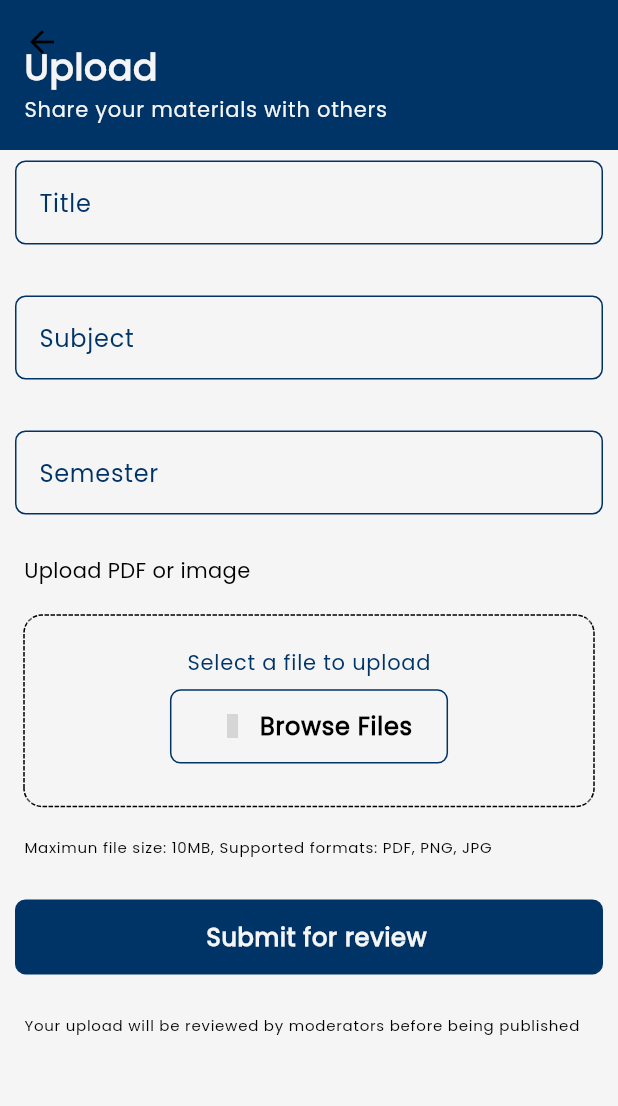
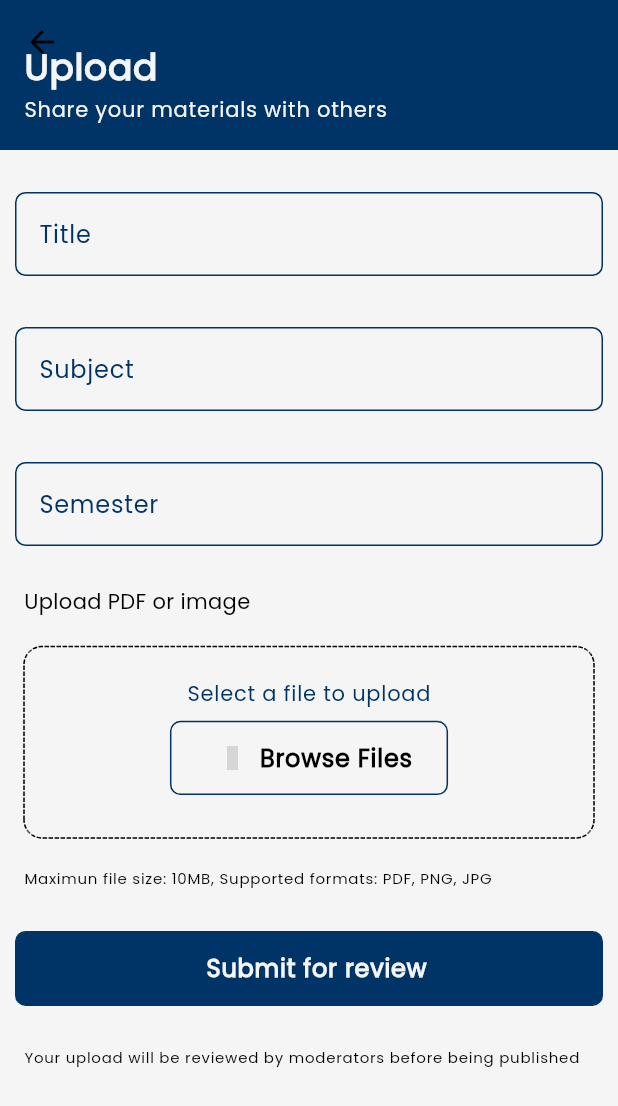
Before and after one commit to sandesh101/vidhyasetu_app, a Flutter app: the UploadScreen screen opened directly, on a phone screen of 412 x 824 dp. Shown: the top 1106 px of the screen. Run offline on Flutter 3.47's test engine with Material 3 defaults, Android fonts, the light colour scheme and no system bars; drawn by our look-alikes of dotted_border; our stand-ins replace flutter_riverpod, go_router, google_nav_bar, unicons; grey boxes are pictures that could not be loaded.

Commit message:
Upload screen fixes

```diff
--- a/lib/features/upload/views/upload_screen.dart
+++ b/lib/features/upload/views/upload_screen.dart
@@ -47,6 +47,7 @@ class UploadScreen extends StatelessWidget {
         child: Column(
           spacing: 20,
           children: [
+            SizedBox(height: 1),
             CustomTextfield(
               controller: titleController,
               labelText: "Title",
--- a/lib/pages.dart
+++ b/lib/pages.dart
@@ -1,6 +1,7 @@
 import 'package:flutter/material.dart';
 import 'package:vidhyasetu_app/features/auth/views/signup_screen.dart';
 import 'package:vidhyasetu_app/features/home/views/home_page.dart';
+import 'package:vidhyasetu_app/features/library/views/library_screen.dart';
 import 'package:vidhyasetu_app/features/search/views/search_page.dart';
 import 'package:vidhyasetu_app/features/upload/views/upload_screen.dart';
 
@@ -9,7 +10,7 @@ class Pages {
     HomePage(),
     SearchPage(),
     UploadScreen(),
-    SignUpScreen(),
+    LibraryScreen(),
     SignUpScreen(),
   ];
 }
```
Also changed, not shown: lib/features/library/views/library_screen.dart (added, +10 -0 lines).
